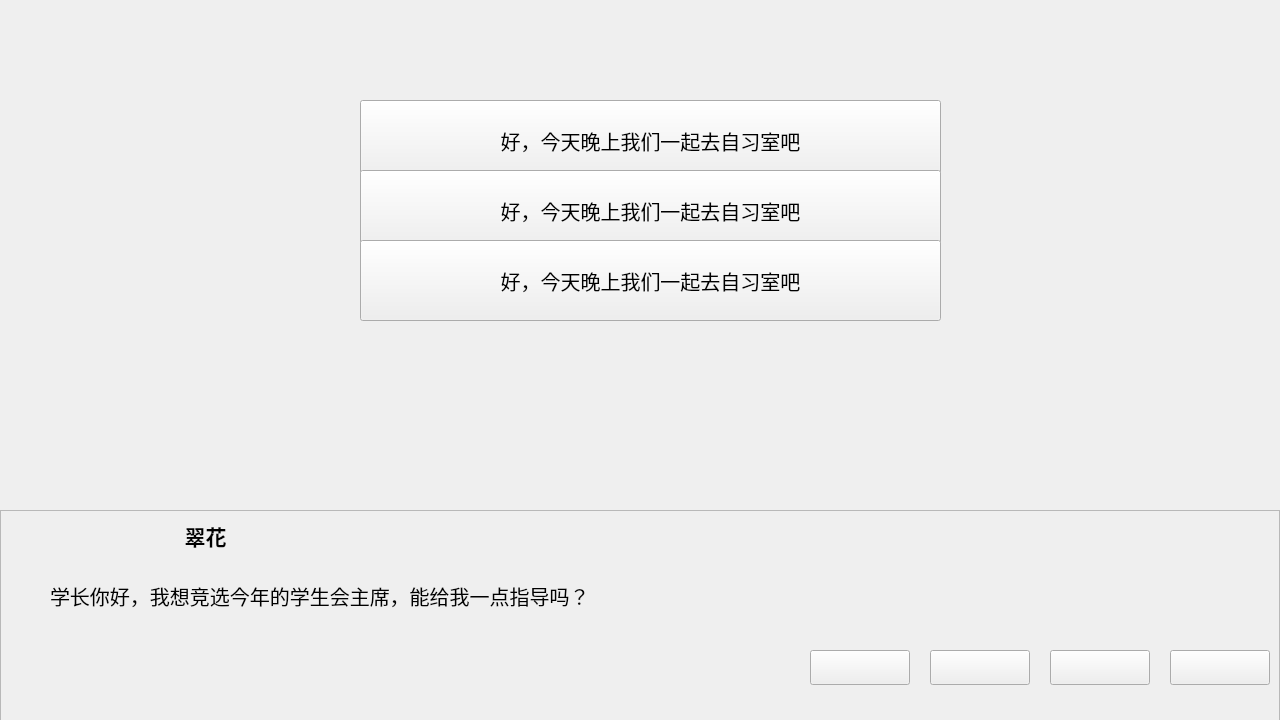
First picture: the form in Game/UI_resource/choose_model_1.ui, repository ElectricMs/CampusTales, before the edit.
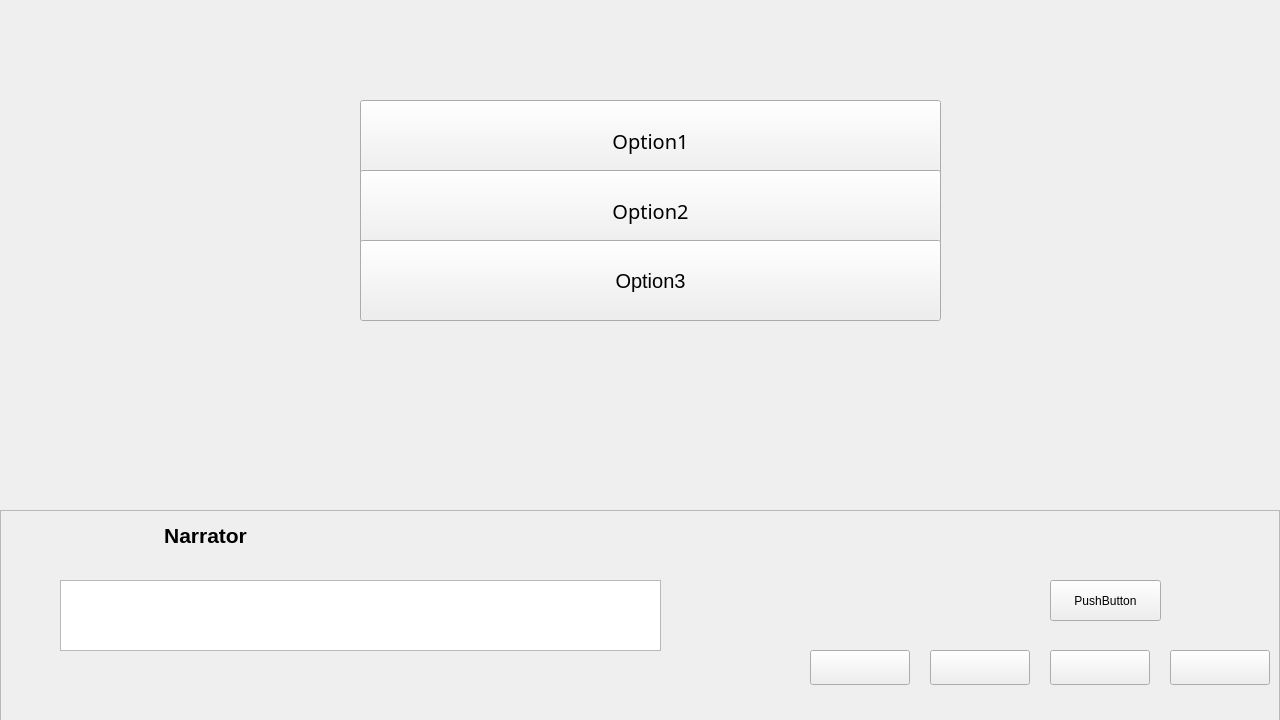
Second picture: the form after the edit. Icons and pictures are not drawn.

Diff of the .ui file:
```diff
--- a/Game/UI_resource/choose_model_1.ui
+++ b/Game/UI_resource/choose_model_1.ui
@@ -60,7 +60,7 @@
       <string notr="true">#label{letter-spacing:5px;}</string>
      </property>
      <property name="text">
-      <string>翠花</string>
+      <string>Narrator</string>
      </property>
      <property name="alignment">
       <set>Qt::AlignmentFlag::AlignCenter</set>
@@ -69,10 +69,10 @@
     <widget class="QLabel" name="label_content">
      <property name="geometry">
       <rect>
-       <x>50</x>
-       <y>60</y>
-       <width>581</width>
-       <height>51</height>
+       <x>60</x>
+       <y>70</y>
+       <width>681</width>
+       <height>71</height>
       </rect>
      </property>
      <property name="font">
@@ -83,7 +83,13 @@
       </font>
      </property>
      <property name="text">
-      <string>学长你好，我想竞选今年的学生会主席，能给我一点指导吗？</string>
+      <string>Test</string>
+     </property>
+     <property name="alignment">
+      <set>Qt::AlignmentFlag::AlignLeading|Qt::AlignmentFlag::AlignLeft|Qt::AlignmentFlag::AlignTop</set>
+     </property>
+     <property name="wordWrap">
+      <bool>true</bool>
      </property>
     </widget>
     <widget class="QPushButton" name="pushButton_4">
@@ -150,6 +156,29 @@
       <string/>
      </property>
     </widget>
+    <widget class="QPushButton" name="pushButton_next">
+     <property name="geometry">
+      <rect>
+       <x>1050</x>
+       <y>70</y>
+       <width>111</width>
+       <height>41</height>
+      </rect>
+     </property>
+     <property name="text">
+      <string>PushButton</string>
+     </property>
+    </widget>
+    <widget class="QPlainTextEdit" name="plainTextEdit_input">
+     <property name="geometry">
+      <rect>
+       <x>60</x>
+       <y>70</y>
+       <width>601</width>
+       <height>71</height>
+      </rect>
+     </property>
+    </widget>
    </widget>
    <widget class="QPushButton" name="pushButton_option1">
     <property name="geometry">
@@ -180,7 +209,7 @@
     }</string>
     </property>
     <property name="text">
-     <string>好，今天晚上我们一起去自习室吧</string>
+     <string>Option1</string>
     </property>
    </widget>
    <widget class="QPushButton" name="pushButton_option2">
@@ -212,7 +241,7 @@
     }</string>
     </property>
     <property name="text">
-     <string>好，今天晚上我们一起去自习室吧</string>
+     <string>Option2</string>
     </property>
    </widget>
    <widget class="QPushButton" name="pushButton_option3">
@@ -243,7 +272,7 @@
     }</string>
     </property>
     <property name="text">
-     <string>好，今天晚上我们一起去自习室吧</string>
+     <string>Option3</string>
     </property>
    </widget>
    <widget class="QLabel" name="label_6">
```
Left out of the diff: 8 changed lines with no effect on the pictures.
